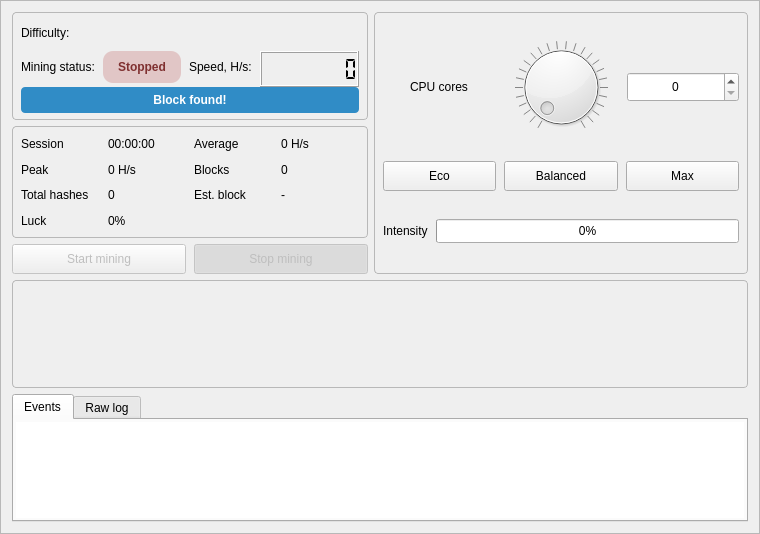
Before: the Qt Designer form src/gui/ui/miningframe.ui in seredat/karbowanecwallet, drawn with Qt 5.
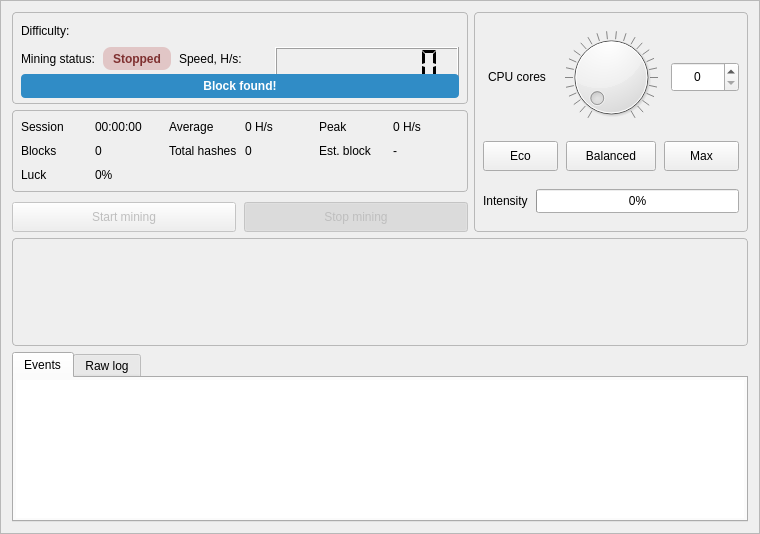
After: the same form once the commit is applied. Custom widgets are drawn as their Qt base class.

```diff
--- a/src/gui/ui/miningframe.ui
+++ b/src/gui/ui/miningframe.ui
@@ -32,7 +32,17 @@
       <number>6</number>
      </property>
      <item>
-      <layout class="QVBoxLayout" name="m_stateStatsLayout">
+      <widget class="QFrame" name="m_stateStatsColumn">
+       <property name="sizePolicy">
+        <sizepolicy hsizetype="Preferred" vsizetype="Preferred">
+         <horstretch>5</horstretch>
+         <verstretch>0</verstretch>
+        </sizepolicy>
+       </property>
+       <property name="frameShape">
+        <enum>QFrame::Shape::NoFrame</enum>
+       </property>
+       <layout class="QVBoxLayout" name="m_stateStatsLayout">
        <property name="spacing">
         <number>6</number>
        </property>
@@ -59,7 +69,7 @@
        <property name="minimumSize">
         <size>
          <width>0</width>
-         <height>108</height>
+         <height>92</height>
         </size>
        </property>
        <property name="styleSheet">
@@ -108,17 +118,17 @@
         <item row="1" column="1">
          <widget class="QLabel" name="m_soloLabel">
           <property name="minimumSize">
-           <size>
-            <width>78</width>
-            <height>24</height>
-           </size>
-          </property>
+            <size>
+             <width>68</width>
+             <height>18</height>
+            </size>
+           </property>
           <property name="styleSheet">
            <string notr="true">QLabel#m_soloLabel {
   background: rgba(191, 92, 92, 70);
   color: #7f3030;
-  border-radius: 10px;
-  padding: 1px 6px;
+  border-radius: 8px;
+  padding: 0px 4px;
   font-weight: bold;
 }</string>
           </property>
@@ -227,7 +237,7 @@
          <property name="minimumSize">
           <size>
            <width>0</width>
-           <height>112</height>
+           <height>82</height>
           </size>
          </property>
          <property name="styleSheet">
@@ -253,7 +263,7 @@
            <number>8</number>
           </property>
           <property name="verticalSpacing">
-           <number>5</number>
+           <number>4</number>
           </property>
           <item row="0" column="0">
            <widget class="QLabel" name="m_sessionTimeTitle">
@@ -283,56 +293,56 @@
             </property>
            </widget>
           </item>
-          <item row="1" column="0">
+          <item row="0" column="4">
            <widget class="QLabel" name="m_peakHashRateTitle">
             <property name="text">
              <string>Peak</string>
             </property>
            </widget>
           </item>
-          <item row="1" column="1">
+          <item row="0" column="5">
            <widget class="QLabel" name="m_peakHashRateValue">
             <property name="text">
              <string>0 H/s</string>
             </property>
            </widget>
           </item>
-          <item row="1" column="2">
+          <item row="1" column="0">
            <widget class="QLabel" name="m_blocksFoundTitle">
             <property name="text">
              <string>Blocks</string>
             </property>
            </widget>
           </item>
-          <item row="1" column="3">
+          <item row="1" column="1">
            <widget class="QLabel" name="m_blocksFoundValue">
             <property name="text">
              <string>0</string>
             </property>
            </widget>
           </item>
-          <item row="2" column="0">
+          <item row="1" column="2">
            <widget class="QLabel" name="m_totalHashesTitle">
             <property name="text">
              <string>Total hashes</string>
             </property>
            </widget>
           </item>
-          <item row="2" column="1">
+          <item row="1" column="3">
            <widget class="QLabel" name="m_totalHashesValue">
             <property name="text">
              <string>0</string>
             </property>
            </widget>
           </item>
-          <item row="2" column="2">
+          <item row="1" column="4">
            <widget class="QLabel" name="m_estimatedBlockTimeTitle">
             <property name="text">
              <string>Est. block</string>
             </property>
            </widget>
           </item>
-          <item row="2" column="3">
+          <item row="1" column="5">
            <widget class="QLabel" name="m_estimatedBlockTimeValue">
             <property name="text">
              <string>-</string>
@@ -361,6 +371,9 @@
          <property name="spacing">
           <number>8</number>
          </property>
+         <property name="topMargin">
+          <number>4</number>
+         </property>
          <item>
           <widget class="QPushButton" name="m_startSolo">
            <property name="enabled">
@@ -425,20 +438,21 @@
          </item>
         </layout>
        </item>
-      </layout>
+       </layout>
+      </widget>
      </item>
      <item>
       <widget class="QGroupBox" name="m_settingsGroup">
        <property name="sizePolicy">
         <sizepolicy hsizetype="Preferred" vsizetype="Preferred">
-         <horstretch>2</horstretch>
+         <horstretch>3</horstretch>
          <verstretch>0</verstretch>
         </sizepolicy>
        </property>
        <property name="minimumSize">
         <size>
-         <width>310</width>
-         <height>210</height>
+         <width>260</width>
+         <height>190</height>
         </size>
        </property>
        <property name="styleSheet">
```
